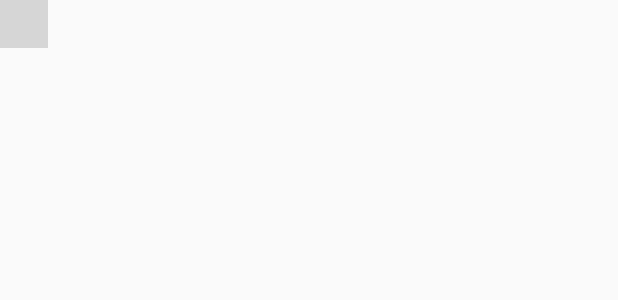
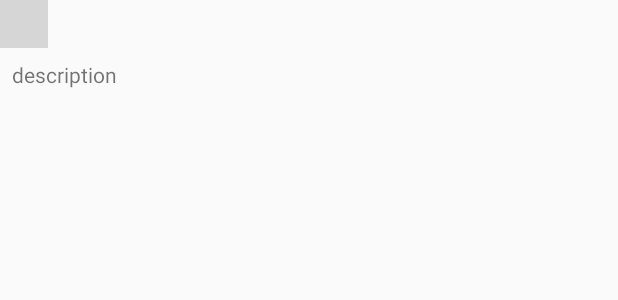
Before and after one commit to Mantykora/BakingApp, an Android app: the layout fragment_detail.xml on its own in the app's theme, with its tools: preview values and no code run, on a phone screen of 412 x 824 dp. Shown: the top 300 px of the screen. Run offline under Robolectric (Android 15) with nearby library versions, the phone set to English and light mode, and no system bars; plain views replace PlayerView; grey boxes are pictures that could not be loaded.

Commit message:
Shows description, hides video when empty json

```diff
--- a/app/src/main/java/com/example/roza/bakingapp/RecipeDetailFragment.java
+++ b/app/src/main/java/com/example/roza/bakingapp/RecipeDetailFragment.java
@@ -11,6 +11,7 @@ import android.util.Log;
 import android.view.LayoutInflater;
 import android.view.View;
 import android.view.ViewGroup;
+import android.widget.TextView;
 
 import com.example.roza.bakingapp.models.Recipe;
 import com.google.android.exoplayer2.DefaultLoadControl;
@@ -25,6 +26,8 @@ import com.google.android.exoplayer2.ui.PlayerView;
 import com.google.android.exoplayer2.ui.SimpleExoPlayerView;
 import com.google.android.exoplayer2.upstream.DefaultHttpDataSourceFactory;
 import com.google.android.exoplayer2.util.Util;
+
+import java.net.URL;
 
 import butterknife.BindView;
 import butterknife.ButterKnife;
@@ -66,6 +69,9 @@ public class RecipeDetailFragment extends Fragment {
     @BindView(R.id.player_view)
     PlayerView playerView;
 
+    @BindView(R.id.description_tv)
+    TextView descriptionTv;
+
     public ExoPlayer player;
     private boolean playWhenReady;
     private int currentWindow = 0;
@@ -98,6 +104,9 @@ public class RecipeDetailFragment extends Fragment {
 //       }
 //
        }
+
+       descriptionTv.setText(step.getStepDescription());
+
         return view;
     }
 
@@ -115,6 +124,7 @@ public class RecipeDetailFragment extends Fragment {
     public void onStart() {
         super.onStart();
         if (Util.SDK_INT > 23 ) {
+
             initializePlayer();
             Log.d(TAG, "onStart" );
         }
@@ -170,6 +180,9 @@ public class RecipeDetailFragment extends Fragment {
     public void initializePlayer() {
 
         if (player == null) {
+
+
+
             trackSelector = new DefaultTrackSelector();
             //trackSelector.setParameters(trackSelectorParameters);
             player = ExoPlayerFactory.newSimpleInstance(new DefaultRenderersFactory(getContext()), trackSelector, new DefaultLoadControl());
@@ -180,12 +193,18 @@ public class RecipeDetailFragment extends Fragment {
             player.seekTo(currentWindow, playbackPosition);
 
 
+            String stepUrl = step.getStepVideoUrl();
+            if (!stepUrl.isEmpty()) {
             Uri uri = Uri.parse(step.getStepVideoUrl());
             MediaSource mediaSource = buildMediaSource(uri);
             player.prepare(mediaSource, true, false);
 
 
             Log.d(TAG, "player initialized");
+        }
+        else {
+                playerView.setVisibility(View.GONE);
+            }
         }
 
     }
--- a/app/src/main/res/layout/fragment_detail.xml
+++ b/app/src/main/res/layout/fragment_detail.xml
@@ -1,12 +1,26 @@
 <?xml version="1.0" encoding="utf-8"?>
 <android.support.constraint.ConstraintLayout
-    xmlns:android="http://schemas.android.com/apk/res/android" android:layout_width="match_parent"
+    xmlns:android="http://schemas.android.com/apk/res/android"
+    xmlns:app="http://schemas.android.com/apk/res-auto"
+    xmlns:tools="http://schemas.android.com/tools"
+    android:layout_width="match_parent"
     android:layout_height="match_parent">
 
     <com.google.android.exoplayer2.ui.PlayerView
         android:layout_width="wrap_content"
         android:layout_height="wrap_content"
-        android:id="@+id/player_view"></com.google.android.exoplayer2.ui.PlayerView>
+        android:id="@+id/player_view"
+        ></com.google.android.exoplayer2.ui.PlayerView>
+
+    <TextView
+        android:id="@+id/description_tv"
+        android:layout_width="wrap_content"
+        android:layout_height="wrap_content"
+        android:layout_marginStart="8dp"
+        android:layout_marginTop="8dp"
+        tools:text="description"
+        app:layout_constraintStart_toStartOf="parent"
+        app:layout_constraintTop_toBottomOf="@+id/player_view" />
 
 
 </android.support.constraint.ConstraintLayout>
```
